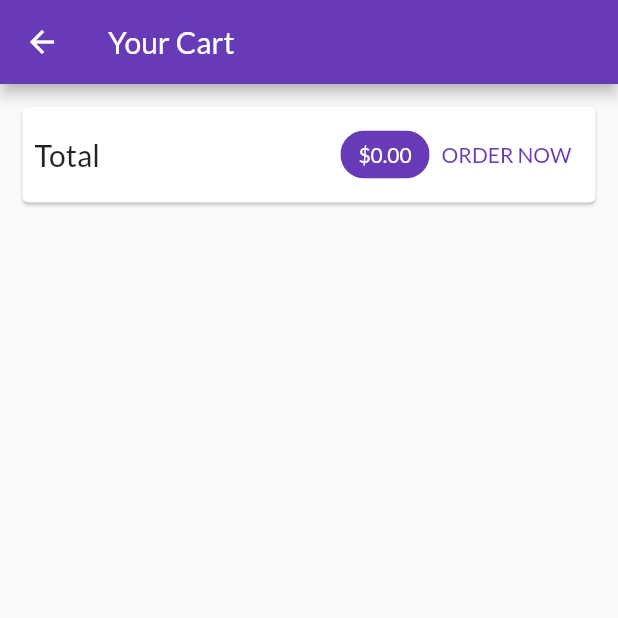
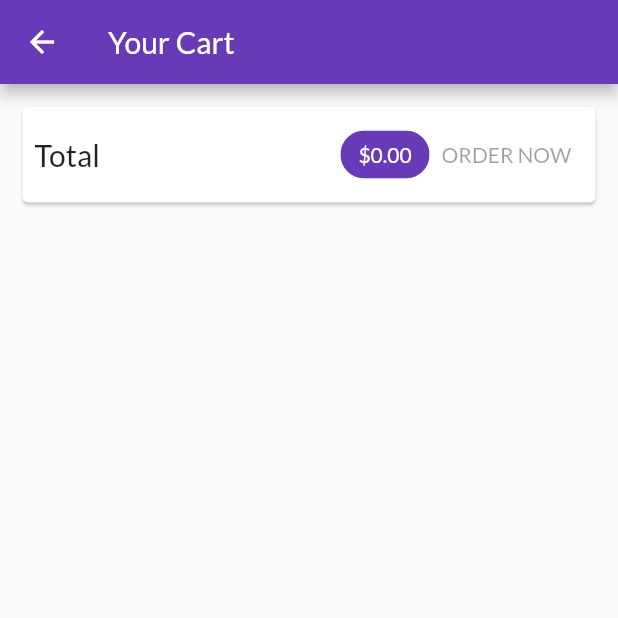
Before and after one commit to Ayushpanditmoto/shoppingapp, a Flutter app: the CartScreen screen opened directly, on a phone screen of 412 x 824 dp, the top half of it. Run offline on Flutter 3.47's test engine with Material 2 defaults, Android fonts, the phone set to English and light mode, and no system bars; our stand-ins replace google_fonts; network calls fail.

Commit message:
feat all http crud operation and future builder added

```diff
--- a/lib/providers/product.dart
+++ b/lib/providers/product.dart
@@ -1,4 +1,6 @@
 import 'package:flutter/foundation.dart';
+import 'package:http/http.dart' as http;
+import 'dart:convert';
 
 class Product with ChangeNotifier {
   final String id;
@@ -30,8 +32,35 @@ class Product with ChangeNotifier {
     );
   }
 
-  void toggleFavoriteStatus() {
+  Map<String, dynamic> toJson() => {
+        'id': id,
+        'name': name,
+        'description': description,
+        'image': image,
+        'price': price,
+        'quantity': quantity,
+        'isFavorite': isFavorite,
+      };
+
+  void toggleFavoriteStatus() async {
+    final oldStatus = isFavorite;
     isFavorite = !isFavorite;
     notifyListeners();
+    try {
+      final response = await http.patch(
+        Uri.parse(
+            'https://projecttest-15371-default-rtdb.firebaseio.com/products/$id.json'),
+        body: json.encode({
+          'isFavorite': isFavorite,
+        }),
+      );
+      if (response.statusCode >= 400) {
+        isFavorite = oldStatus;
+        notifyListeners();
+      }
+    } catch (error) {
+      isFavorite = oldStatus;
+      notifyListeners();
+    }
   }
 }
--- a/lib/providers/products.dart
+++ b/lib/providers/products.dart
@@ -1,4 +1,5 @@
 import 'dart:convert';
+import 'dart:io';
 
 import 'package:flutter/material.dart';
 import 'package:shoppingapp/providers/product.dart';
@@ -6,186 +7,16 @@ import 'package:http/http.dart' as http;
 
 class Products with ChangeNotifier {
   List<Product> _items = [
-    Product(
-      id: 'p1',
-      name: 'Red Shirt',
-      description: 'A red shirt - it is pretty red!',
-      image:
-          'https://images.unsplash.com/photo-1472851294608-062f824d29cc?ixlib=rb-4.0.3&ixid=MnwxMjA3fDB8MHxwaG90by1wYWdlfHx8fGVufDB8fHx8&auto=format&fit=crop&w=1170&q=80',
-      price: 29.99,
-      quantity: 1,
-      isFavorite: false,
-    ),
-    Product(
-      id: 'p2',
-      name: 'Trousers',
-      description: 'A nice pair of trousers.',
-      image:
-          'https://images.unsplash.com/photo-1472851294608-062f824d29cc?ixlib=rb-4.0.3&ixid=MnwxMjA3fDB8MHxwaG90by1wYWdlfHx8fGVufDB8fHx8&auto=format&fit=crop&w=1170&q=80',
-      price: 59.99,
-      quantity: 1,
-      isFavorite: false,
-    ),
-    Product(
-      id: 'p3',
-      name: 'Yellow Scarf',
-      description: 'Warm and cozy - exactly what you need for the winter.',
-      image:
-          'https://images.unsplash.com/photo-1472851294608-062f824d29cc?ixlib=rb-4.0.3&ixid=MnwxMjA3fDB8MHxwaG90by1wYWdlfHx8fGVufDB8fHx8&auto=format&fit=crop&w=1170&q=80',
-      price: 19.99,
-      quantity: 1,
-      isFavorite: false,
-    ),
-    Product(
-      id: 'p4',
-      name: 'Trousers',
-      description: 'A nice pair of trousers.',
-      image:
-          'https://images.unsplash.com/photo-1472851294608-062f824d29cc?ixlib=rb-4.0.3&ixid=MnwxMjA3fDB8MHxwaG90by1wYWdlfHx8fGVufDB8fHx8&auto=format&fit=crop&w=1170&q=80',
-      price: 59.99,
-      quantity: 1,
-      isFavorite: false,
-    ),
-    Product(
-      id: 'p5',
-      name: 'Yellow Scarf',
-      description: 'Warm and cozy - exactly what you need for the winter.',
-      image:
-          'https://images.unsplash.com/photo-1472851294608-062f824d29cc?ixlib=rb-4.0.3&ixid=MnwxMjA3fDB8MHxwaG90by1wYWdlfHx8fGVufDB8fHx8&auto=format&fit=crop&w=1170&q=80',
-      price: 19.99,
-      quantity: 1,
-      isFavorite: false,
-    ),
-    Product(
-      id: 'p6',
-      name: 'Trousers',
-      description: 'A nice pair of trousers.',
-      image:
-          'https://images.unsplash.com/photo-1472851294608-062f824d29cc?ixlib=rb-4.0.3&ixid=MnwxMjA3fDB8MHxwaG90by1wYWdlfHx8fGVufDB8fHx8&auto=format&fit=crop&w=1170&q=80',
-      price: 59.99,
-      quantity: 1,
-      isFavorite: false,
-    ),
-    Product(
-      id: 'p7',
-      name: 'Yellow Scarf',
-      description: 'Warm and cozy - exactly what you need for the winter.',
-      image:
-          'https://images.unsplash.com/photo-1472851294608-062f824d29cc?ixlib=rb-4.0.3&ixid=MnwxMjA3fDB8MHxwaG90by1wYWdlfHx8fGVufDB8fHx8&auto=format&fit=crop&w=1170&q=80',
-      price: 19.99,
-      quantity: 1,
-      isFavorite: false,
-    ),
-    Product(
-      id: 'p8',
-      name: 'Trousers',
-      description: 'A nice pair of trousers.',
-      image:
-          'https://images.unsplash.com/photo-1472851294608-062f824d29cc?ixlib=rb-4.0.3&ixid=MnwxMjA3fDB8MHxwaG90by1wYWdlfHx8fGVufDB8fHx8&auto=format&fit=crop&w=1170&q=80',
-      price: 59.99,
-      quantity: 1,
-      isFavorite: false,
-    ),
-    Product(
-      id: 'p9',
-      name: 'Yellow Scarf',
-      description: 'Warm and cozy - exactly what you need for the winter.',
-      image:
-          'https://images.unsplash.com/photo-1472851294608-062f824d29cc?ixlib=rb-4.0.3&ixid=MnwxMjA3fDB8MHxwaG90by1wYWdlfHx8fGVufDB8fHx8&auto=format&fit=crop&w=1170&q=80',
-      price: 19.99,
-      quantity: 1,
-      isFavorite: false,
-    ),
-    Product(
-      id: 'p10',
-      name: 'Trousers',
-      description: 'A nice pair of trousers.',
-      image:
-          'https://images.unsplash.com/photo-1472851294608-062f824d29cc?ixlib=rb-4.0.3&ixid=MnwxMjA3fDB8MHxwaG90by1wYWdlfHx8fGVufDB8fHx8&auto=format&fit=crop&w=1170&q=80',
-      price: 59.99,
-      quantity: 1,
-      isFavorite: false,
-    ),
-    Product(
-      id: 'p11',
-      name: 'Yellow Scarf',
-      description: 'Warm and cozy - exactly what you need for the winter.',
-      image:
-          'https://images.unsplash.com/photo-1472851294608-062f824d29cc?ixlib=rb-4.0.3&ixid=MnwxMjA3fDB8MHxwaG90by1wYWdlfHx8fGVufDB8fHx8&auto=format&fit=crop&w=1170&q=80',
-      price: 19.99,
-      quantity: 1,
-      isFavorite: false,
-    ),
-    Product(
-      id: 'p12',
-      name: 'Trousers',
-      description: 'A nice pair of trousers.',
-      image:
-          'https://images.unsplash.com/photo-1472851294608-062f824d29cc?ixlib=rb-4.0.3&ixid=MnwxMjA3fDB8MHxwaG90by1wYWdlfHx8fGVufDB8fHx8&auto=format&fit=crop&w=1170&q=80',
-      price: 59.99,
-      quantity: 1,
-      isFavorite: false,
-    ),
-    Product(
-      id: 'p13',
-      name: 'Yellow Scarf',
-      description: 'Warm and cozy - exactly what you need for the winter.',
-      image:
-          'https://images.unsplash.com/photo-1472851294608-062f824d29cc?ixlib=rb-4.0.3&ixid=MnwxMjA3fDB8MHxwaG90by1wYWdlfHx8fGVufDB8fHx8&auto=format&fit=crop&w=1170&q=80',
-      price: 19.99,
-      quantity: 1,
-      isFavorite: false,
-    ),
-    Product(
-      id: 'p14',
-      name: 'A Pan',
-      description: 'Prepare any meal you want.',
-      image:
-          'https://images.unsplash.com/photo-1472851294608-062f824d29cc?ixlib=rb-4.0.3&ixid=MnwxMjA3fDB8MHxwaG90by1wYWdlfHx8fGVufDB8fHx8&auto=format&fit=crop&w=1170&q=80',
-      price: 49.99,
-      quantity: 1,
-      isFavorite: false,
-    ),
-    Product(
-      id: 'p15',
-      name: 'A Pan',
-      description: 'Prepare any meal you want.',
-      image:
-          'https://images.unsplash.com/photo-1472851294608-062f824d29cc?ixlib=rb-4.0.3&ixid=MnwxMjA3fDB8MHxwaG90by1wYWdlfHx8fGVufDB8fHx8&auto=format&fit=crop&w=1170&q=80',
-      price: 49.99,
-      quantity: 1,
-      isFavorite: false,
-    ),
-    Product(
-      id: 'p16',
-      name: 'A Pan',
-      description: 'Prepare any meal you want.',
-      image:
-          'https://images.unsplash.com/photo-1472851294608-062f824d29cc?ixlib=rb-4.0.3&ixid=MnwxMjA3fDB8MHxwaG90by1wYWdlfHx8fGVufDB8fHx8&auto=format&fit=crop&w=1170&q=80',
-      price: 49.99,
-      quantity: 1,
-      isFavorite: false,
-    ),
-    Product(
-      id: 'p17',
-      name: 'A Pan',
-      description: 'Prepare any meal you want.',
-      image:
-          'https://images.unsplash.com/photo-1472851294608-062f824d29cc?ixlib=rb-4.0.3&ixid=MnwxMjA3fDB8MHxwaG90by1wYWdlfHx8fGVufDB8fHx8&auto=format&fit=crop&w=1170&q=80',
-      price: 49.99,
-      quantity: 1,
-      isFavorite: false,
-    ),
-    Product(
-      id: 'p18',
-      name: 'A Pan',
-      description: 'Prepare any meal you want.',
-      image:
-          'https://images.unsplash.com/photo-1472851294608-062f824d29cc?ixlib=rb-4.0.3&ixid=MnwxMjA3fDB8MHxwaG90by1wYWdlfHx8fGVufDB8fHx8&auto=format&fit=crop&w=1170&q=80',
-      price: 49.99,
-      quantity: 1,
-      isFavorite: false,
-    ),
+    // Product(
+    //   id: 'p1',
+    //   name: 'Red Shirt',
+    //   description: 'A red shirt - it is pretty red!',
+    //   image:
+    //       'https://images.unsplash.com/photo-1472851294608-062f824d29cc?ixlib=rb-4.0.3&ixid=MnwxMjA3fDB8MHxwaG90by1wYWdlfHx8fGVufDB8fHx8&auto=format&fit=crop&w=1170&q=80',
+    //   price: 29.99,
+    //   quantity: 1,
+    //   isFavorite: false,
+    // ),
   ];
 
   List<Product> get items {
@@ -203,10 +34,13 @@ class Products with ChangeNotifier {
   Future<void> fetchAndSetProducts() async {
     const url =
         'https://projecttest-15371-default-rtdb.firebaseio.com/products.json';
-    try {
+
     final response = await http.get(Uri.parse(url));
-      final extractedData = json.decode(response.body) as Map<String, dynamic>;
+    final extractedData = json.decode(response.body);
     final List<Product> loadedProducts = [];
+    if (extractedData == null) {
+      return;
+    }
     extractedData.forEach((productId, productData) {
       loadedProducts.add(Product(
         id: productId,
@@ -220,14 +54,11 @@ class Products with ChangeNotifier {
     });
     _items = loadedProducts;
     notifyListeners();
-    } catch (error) {
-      rethrow;
-    }
   }
 
   Future<void> addProduct(Product value) async {
     const url =
-        'https://projecttest-15371-default-rtdb.firebaseio.com/products';
+        'https://projecttest-15371-default-rtdb.firebaseio.com/products.json';
     try {
       final response = await http.post(Uri.parse(url),
           body: json.encode({
@@ -258,9 +89,20 @@ class Products with ChangeNotifier {
     // print(json.decode(response.body));
   }
 
-  void updateProduct(String id, Product newProduct) {
+  Future<void> updateProduct(String id, Product newProduct) async {
     final productIndex = _items.indexWhere((element) => element.id == id);
     if (productIndex >= 0) {
+      //encode convert map to json
+      final url =
+          'https://projecttest-15371-default-rtdb.firebaseio.com/products/$id.json';
+      await http.patch(Uri.parse(url),
+          body: json.encode({
+            'name': newProduct.name,
+            'description': newProduct.description,
+            'image': newProduct.image,
+            'price': newProduct.price,
+          }));
+
       _items[productIndex] = newProduct;
       notifyListeners();
     } else {
@@ -268,8 +110,23 @@ class Products with ChangeNotifier {
     }
   }
 
-  void deleteProduct(String id) {
-    _items.removeWhere((element) => element.id == id);
+  Future<void> deleteProduct(String id) async {
+    final url =
+        'https://projecttest-15371-default-rtdb.firebaseio.com/products/$id.json';
+    final existingProductIndex =
+        _items.indexWhere((element) => element.id == id);
+    Product? existingProduct = _items[existingProductIndex];
+    _items.removeAt(existingProductIndex);
+    http.delete(Uri.parse(url)).then((response) {
+      if (response.statusCode >= 400) {
+        _items.insert(existingProductIndex, existingProduct!);
+        notifyListeners();
+        throw const HttpException('Could not delete product.');
+      }
+      existingProduct = null;
+    }).catchError((error) {
+      throw error;
+    });
     notifyListeners();
   }
 }
--- a/lib/screens/user_products_screen.dart
+++ b/lib/screens/user_products_screen.dart
@@ -12,6 +12,7 @@ class UserProductsScreen extends StatelessWidget {
   @override
   Widget build(BuildContext context) {
     final productsData = Provider.of<Products>(context);
+    //listen: false because we don't want to rebuild the widget when the data changes
     return Scaffold(
       appBar: AppBar(
         title: const Text('Your Products'),
@@ -25,7 +26,9 @@ class UserProductsScreen extends StatelessWidget {
         ],
       ),
       drawer: const AppDrawer(),
-      body: Padding(
+      body: RefreshIndicator(
+        onRefresh: () => productsData.fetchAndSetProducts(),
+        child: Padding(
           padding: const EdgeInsets.all(8.0),
           child: ListView.builder(
             itemCount: productsData.items.length,
@@ -43,6 +46,7 @@ class UserProductsScreen extends StatelessWidget {
             ),
           ),
         ),
+      ),
     );
   }
 }
--- a/lib/widget/order_button.dart
+++ b/lib/widget/order_button.dart
@@ -3,22 +3,39 @@ import '../providers/cart.dart';
 import 'package:provider/provider.dart';
 import '../providers/orders.dart';
 
-class OrderButton extends StatelessWidget {
+class OrderButton extends StatefulWidget {
   final Cart cart;
 
   const OrderButton({super.key, required this.cart});
 
   @override
+  State<OrderButton> createState() => _OrderButtonState();
+}
+
+class _OrderButtonState extends State<OrderButton> {
+  var _isLoading = false;
+  @override
   Widget build(BuildContext context) {
+    final cart = Provider.of<Cart>(context);
     return TextButton(
-      onPressed: () {
-        Provider.of<Orders>(context, listen: false).addOrder(
-          cart.items.values.toList(),
-          cart.totalAmount,
-        );
-        cart.clear();
-      },
-      child: const Text('ORDER NOW'),
+      onPressed: (cart.totalAmount <= 0 || _isLoading)
+          ? null
+          : () async {
+              setState(() {
+                _isLoading = true;
+              });
+              await Provider.of<Orders>(context, listen: false).addOrder(
+                cart.items.values.toList(),
+                cart.totalAmount,
+              );
+              setState(() {
+                _isLoading = false;
+              });
+              cart.clear();
+            },
+      child: _isLoading
+          ? const CircularProgressIndicator()
+          : const Text('ORDER NOW'),
     );
   }
 }
```
Also changed, not shown: lib/providers/orders.dart (+58 -4 lines), lib/screens/edit_product_screen.dart (+15 -16 lines), lib/screens/orders_screen.dart (+67 -6 lines), lib/screens/products_overviews_screen.dart (+39 -1 lines), lib/widget/user_product_item.dart (+12 -1 lines). Lines whose indentation alone changed are shown as unchanged.
